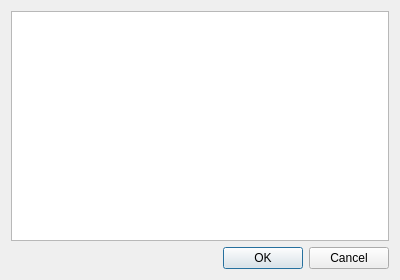
Qt form gui/interfacelist.ui (RandomUser22/Sniffer) before a commit.
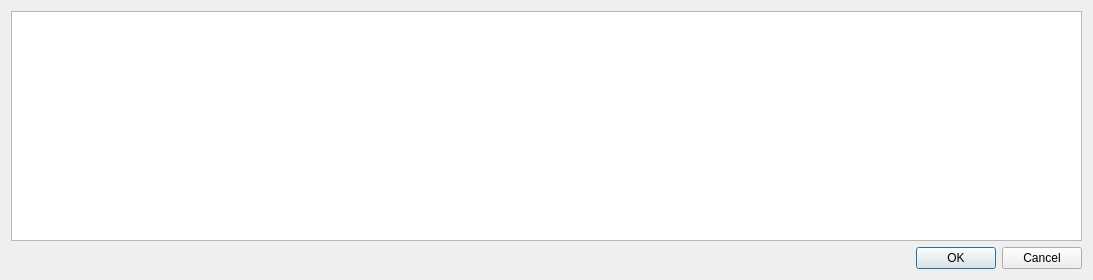
The same form after that commit.

```diff
--- a/gui/interfacelist.ui
+++ b/gui/interfacelist.ui
@@ -6,7 +6,7 @@
    <rect>
     <x>0</x>
     <y>0</y>
-    <width>400</width>
+    <width>1093</width>
     <height>280</height>
    </rect>
   </property>
```
